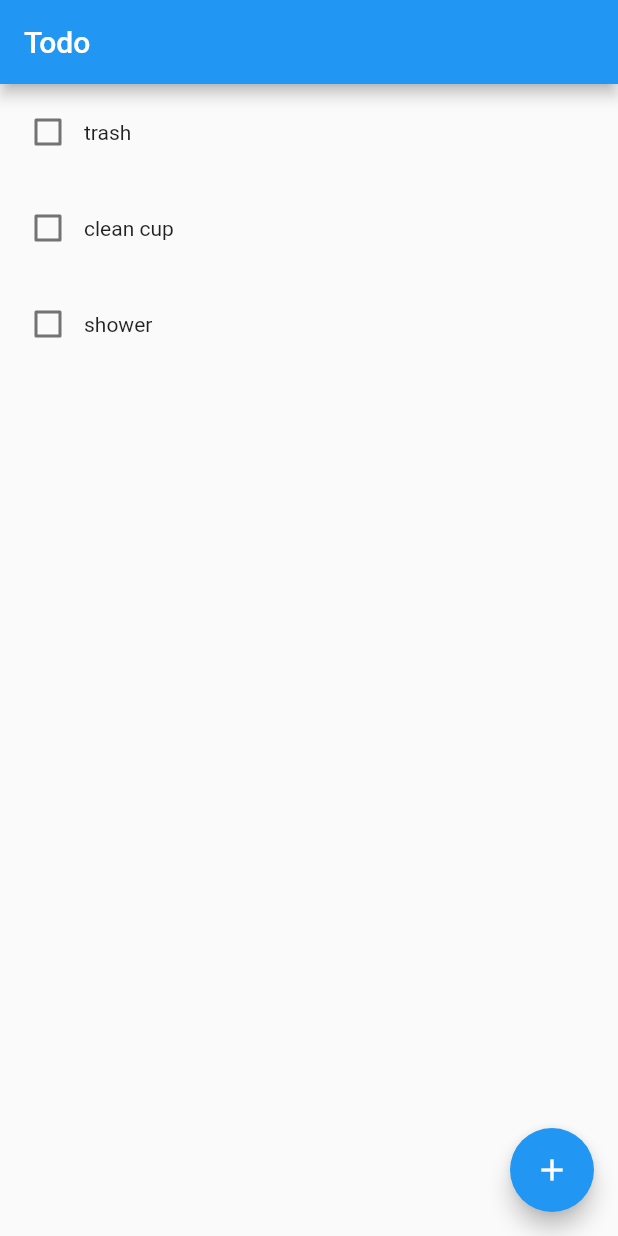
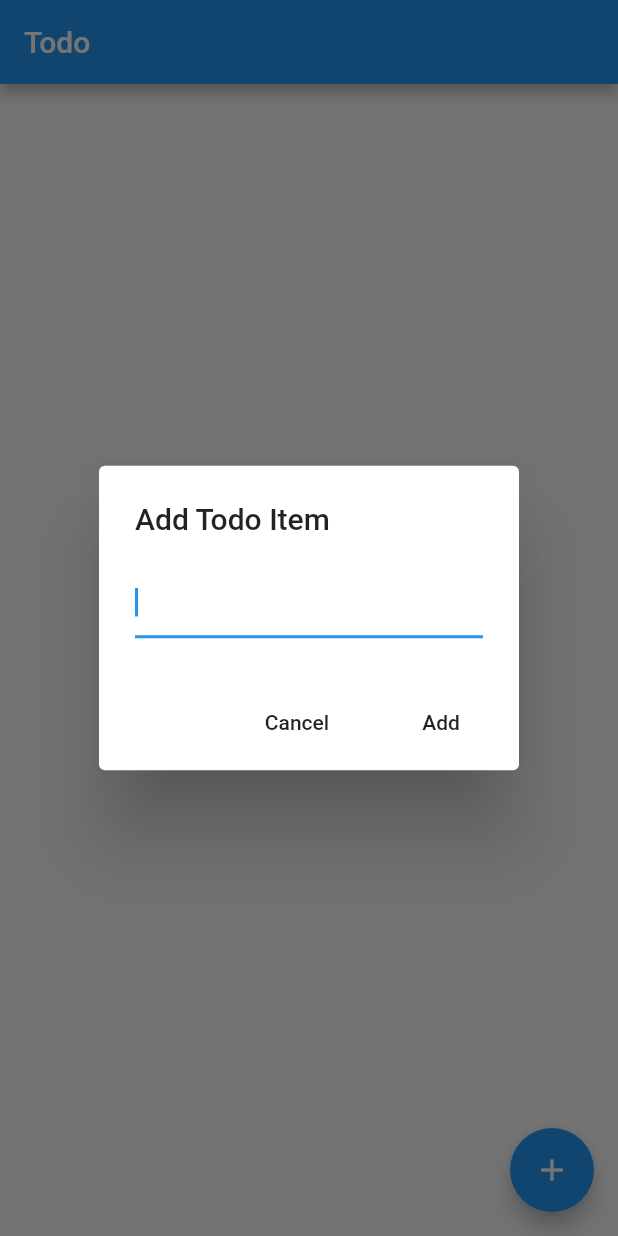
Before and after one commit to quangta93/todo, a Flutter app: the screen it shows after launch, after a tap on the "add" icon, on a phone screen of 412 x 824 dp. Run offline on Flutter 3.47's test engine with Material 2 defaults, Android fonts, the phone set to English and light mode, and no system bars.

Commit message:
dialog to add new item

```diff
--- a/lib/home.dart
+++ b/lib/home.dart
@@ -2,6 +2,8 @@ import 'package:flutter/material.dart';
 import 'package:todo/todo.dart';
 import 'package:todo/todo_item.dart';
 
+
+enum ConfirmAction { cancel, add }
 
 class HomeScreen extends StatefulWidget {
   HomeScreen({ Key key, this.title }) : super(key: key);
@@ -13,15 +15,42 @@ class HomeScreen extends StatefulWidget {
 }
 
 class _HomeScreenState extends State<HomeScreen> {
+  final TextEditingController controller = TextEditingController();
   List<Todo> todos = List<Todo>();
 
-  @override
-  void initState() {
-    super.initState();
+  Future _showAddDialog() async {
+    showDialog(
+      context: context,
+      builder: (context) => AlertDialog(
+        title: Text('Add Todo Item'),
+        content: TextField(
+          controller: controller,
+          autofocus: true,
+        ),
+        actions: <Widget>[
+          FlatButton(
+            child: Text('Cancel'),
+            onPressed: () {
+              controller.clear();
+              Navigator.of(context).pop(ConfirmAction.cancel);
+            },
+          ),
+          FlatButton(
+            child: Text('Add'),
+            onPressed: () {
+              final text = controller.text;
+              controller.clear();
+              Navigator.of(context).pop(ConfirmAction.add);
 
-    todos.add(Todo.create('trash'));
-    todos.add(Todo.create('clean cup'));
-    todos.add(Todo.create('shower'));
+              setState(() {
+                final item = Todo.create(text);
+                todos.add(item);
+              });
+            },
+          ),
+        ],
+      ),
+    );
   }
 
   @override
@@ -36,17 +65,20 @@ class _HomeScreenState extends State<HomeScreen> {
           item: todos[index],
           onChanged: (Todo _item) {
             todos[index] = _item;
-            print('todos[$index] = ${_item.toString()}');
           },
         ),
       ),
       floatingActionButton: FloatingActionButton(
-        onPressed: () {
-          print('pressed');
-        },
-        tooltip: 'Increment',
         child: Icon(Icons.add),
+        onPressed: _showAddDialog,
       ),
     );
   }
+
+  @override
+  @override
+  void dispose() {
+    controller.dispose();
+    super.dispose();
+  }
 }
```
